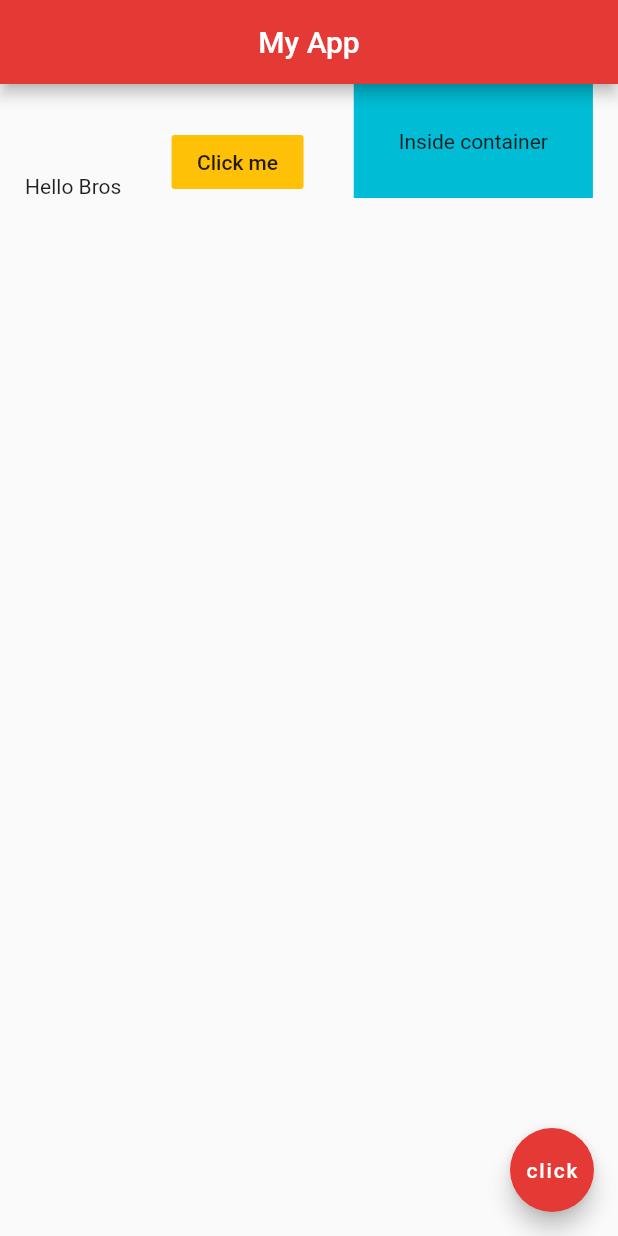
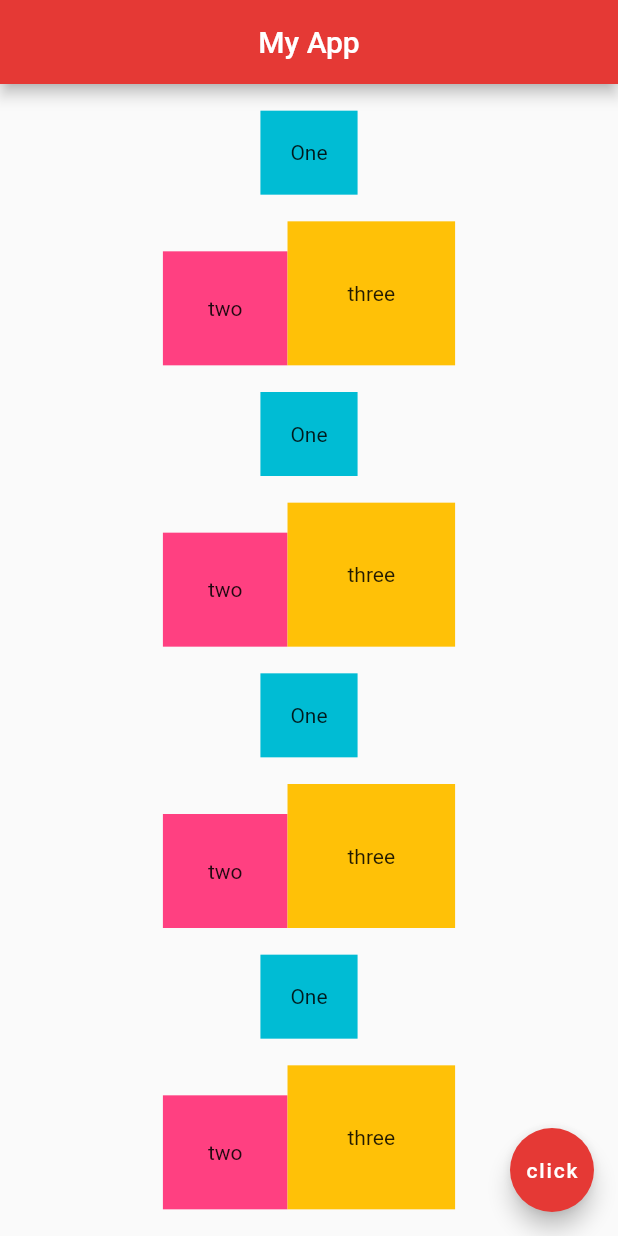
Before and after one commit to Adithya2018/Flutter-Tutorial-for-beginners, a Flutter app: the screen it shows after launch, on a phone screen of 412 x 824 dp. Run offline on Flutter 3.47's test engine with Material 2 defaults, Android fonts, the light colour scheme and no system bars.

Commit message:
#12 Columns

```diff
--- a/myapp/lib/main.dart
+++ b/myapp/lib/main.dart
@@ -28,26 +28,150 @@ class Home extends StatelessWidget {
       //   padding: EdgeInsets.all(30.0),
       //   child: Text('hello'),
       // ),
-      body: Row(
-        // mainAxisAlignment: MainAxisAlignment.spaceBetween,
-        mainAxisAlignment: MainAxisAlignment.spaceAround,
-        crossAxisAlignment: CrossAxisAlignment.end,
-        children: <Widget> [
-          Text(
-              'Hello Bros'
+
+      body: Column(
+        mainAxisAlignment: MainAxisAlignment.spaceEvenly,
+        crossAxisAlignment: CrossAxisAlignment.start,
+        children: <Widget>[
+          Row(
+            mainAxisAlignment: MainAxisAlignment.spaceEvenly,
+            crossAxisAlignment: CrossAxisAlignment.end,
+            children: <Widget>[
+              Container(
+                padding: EdgeInsets.all(20.0),
+                color: Colors.cyan,
+                child: Text('One'),
+              ),
+            ],
           ),
-          FlatButton(
-            onPressed: () {},
-            color: Colors.amber,
-            child: Text('Click me'),
+
+          Row(
+            mainAxisAlignment: MainAxisAlignment.center,
+            crossAxisAlignment: CrossAxisAlignment.end,
+            children: <Widget>[
+              Container(
+                padding: EdgeInsets.all(30.0),
+                color: Colors.pinkAccent,
+                child: Text('two'),
+              ),
+              Container(
+                padding: EdgeInsets.all(40.0),
+                color: Colors.amber,
+                child: Text('three'),
+              ),
+            ],
           ),
-          Container(
-            color: Colors.cyan,
-            padding: EdgeInsets.all(30.0),
-            child: Text('Inside container'),
-          )
+
+          Row(
+            mainAxisAlignment: MainAxisAlignment.spaceEvenly,
+            crossAxisAlignment: CrossAxisAlignment.end,
+            children: <Widget>[
+              Container(
+                padding: EdgeInsets.all(20.0),
+                color: Colors.cyan,
+                child: Text('One'),
+              ),
+            ],
+          ),
+
+          Row(
+            mainAxisAlignment: MainAxisAlignment.center,
+            crossAxisAlignment: CrossAxisAlignment.end,
+            children: <Widget>[
+              Container(
+                padding: EdgeInsets.all(30.0),
+                color: Colors.pinkAccent,
+                child: Text('two'),
+              ),
+              Container(
+                padding: EdgeInsets.all(40.0),
+                color: Colors.amber,
+                child: Text('three'),
+              ),
+            ],
+          ),
+
+          Row(
+            mainAxisAlignment: MainAxisAlignment.spaceEvenly,
+            crossAxisAlignment: CrossAxisAlignment.end,
+            children: <Widget>[
+              Container(
+                padding: EdgeInsets.all(20.0),
+                color: Colors.cyan,
+                child: Text('One'),
+              ),
+            ],
+          ),
+
+          Row(
+            mainAxisAlignment: MainAxisAlignment.center,
+            crossAxisAlignment: CrossAxisAlignment.end,
+            children: <Widget>[
+              Container(
+                padding: EdgeInsets.all(30.0),
+                color: Colors.pinkAccent,
+                child: Text('two'),
+              ),
+              Container(
+                padding: EdgeInsets.all(40.0),
+                color: Colors.amber,
+                child: Text('three'),
+              ),
+            ],
+          ),
+
+          Row(
+            mainAxisAlignment: MainAxisAlignment.spaceEvenly,
+            crossAxisAlignment: CrossAxisAlignment.end,
+            children: <Widget>[
+              Container(
+                padding: EdgeInsets.all(20.0),
+                color: Colors.cyan,
+                child: Text('One'),
+              ),
+            ],
+          ),
+
+          Row(
+            mainAxisAlignment: MainAxisAlignment.center,
+            crossAxisAlignment: CrossAxisAlignment.end,
+            children: <Widget>[
+              Container(
+                padding: EdgeInsets.all(30.0),
+                color: Colors.pinkAccent,
+                child: Text('two'),
+              ),
+              Container(
+                padding: EdgeInsets.all(40.0),
+                color: Colors.amber,
+                child: Text('three'),
+              ),
+            ],
+          ),
+
         ],
       ),
+
+      // body: Row(
+      //   // mainAxisAlignment: MainAxisAlignment.spaceBetween,
+      //   mainAxisAlignment: MainAxisAlignment.spaceAround,
+      //   crossAxisAlignment: CrossAxisAlignment.end,
+      //   children: <Widget> [
+      //     Text(
+      //         'Hello Bros'
+      //     ),
+      //     FlatButton(
+      //       onPressed: () {},
+      //       color: Colors.amber,
+      //       child: Text('Click me'),
+      //     ),
+      //     Container(
+      //       color: Colors.cyan,
+      //       padding: EdgeInsets.all(30.0),
+      //       child: Text('Inside container'),
+      //     )
+      //   ],
+      // ),
 
       // Center(
       //   // child: Text(
```
